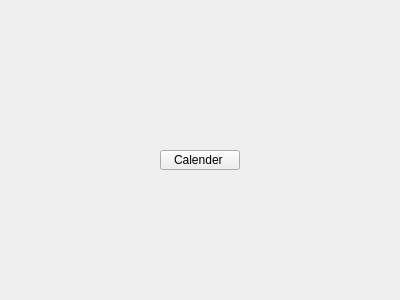
This is menu.ui in Roysu17/Windows_App as Qt 5 draws it before an edit. The edited form follows.
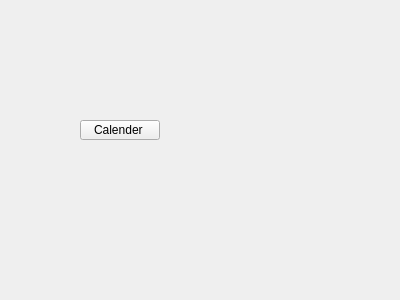
This is the edited form.

The edit to the form file:
```diff
--- a/menu.ui
+++ b/menu.ui
@@ -16,8 +16,8 @@
   <widget class="QPushButton" name="pushButton">
    <property name="geometry">
     <rect>
-     <x>160</x>
-     <y>150</y>
+     <x>80</x>
+     <y>120</y>
      <width>80</width>
      <height>20</height>
     </rect>
```
